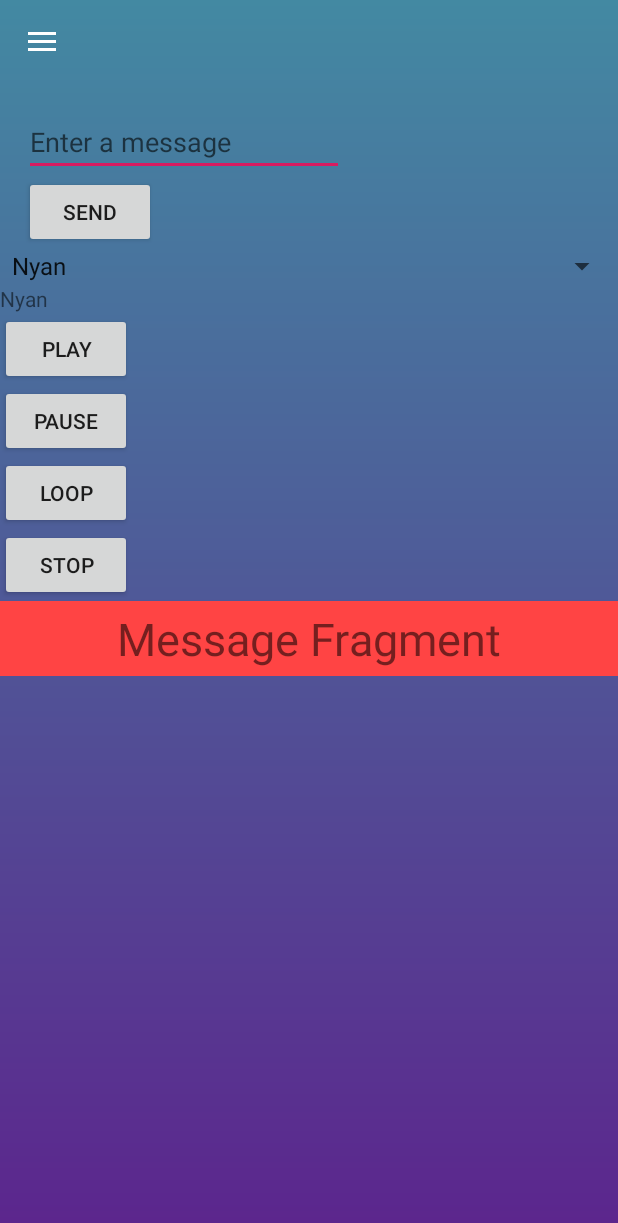
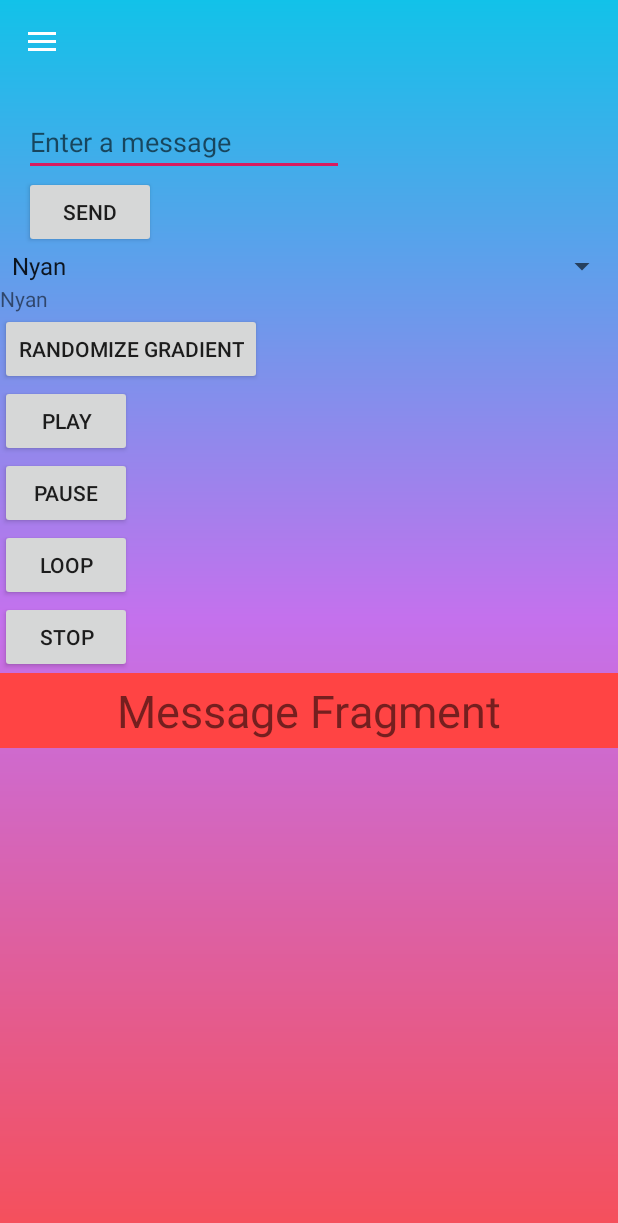
Before and after one commit to MBatroukh/POC-Android-App, an Android app: the screen it shows after launch (MainActivity), after a tap on "PLAY", on a phone screen of 412 x 824 dp. Shown: the top 1223 px of the screen. Run offline under Robolectric (Android 15) with nearby library versions, the phone set to English and light mode, and no system bars; 3 other taps on this screen came first.

Commit message:
Gradient Randomizer woking with button trigger

```diff
--- a/app/src/main/java/com/example/myfirstapp/MainActivity.java
+++ b/app/src/main/java/com/example/myfirstapp/MainActivity.java
@@ -9,6 +9,7 @@ import androidx.drawerlayout.widget.DrawerLayout;
 
 import android.content.Intent;
 import android.content.res.Resources;
+import android.graphics.drawable.Drawable;
 import android.media.MediaPlayer;
 import android.net.Uri;
 import android.os.Bundle;
@@ -18,18 +19,21 @@ import android.widget.AdapterView;
 import android.widget.ArrayAdapter;
 import android.widget.Button;
 import android.widget.EditText;
+import android.widget.LinearLayout;
 import android.widget.Spinner;
 import android.widget.TextView;
 import android.widget.Toast;
 
 import com.google.android.material.navigation.NavigationView;
 
+import java.util.Random;
+
 
 public class MainActivity extends AppCompatActivity implements NavigationView.OnNavigationItemSelectedListener, View.OnClickListener, AdapterView.OnItemSelectedListener {
     public static final String EXTRA_MESSAGE = "com.example.myfirstapp.MESSAGE";
     private DrawerLayout drawer;
 
-    Button play, pause, loop, stop;
+    Button play, pause, loop, stop, gradientSwitcher;
     MediaPlayer player;
     int audioFile;
     int pausePosition;
@@ -70,6 +74,9 @@ public class MainActivity extends AppCompatActivity implements NavigationView.On
         // Apply the adapter to the spinner
         spinner.setAdapter(adapter);
 
+        gradientSwitcher = (Button) findViewById(R.id.gradient_switcher);
+        gradientSwitcher.setOnClickListener(this);
+
         play = (Button) findViewById(R.id.play_nyancat_button);
         pause = (Button) findViewById(R.id.pause_nyancat_button);
         loop = (Button) findViewById(R.id.loop_button);
@@ -108,6 +115,14 @@ public class MainActivity extends AppCompatActivity implements NavigationView.On
     @Override
     public void onClick(View view){
         switch (view.getId()){
+            case R.id.gradient_switcher:
+                LinearLayout landingPage = (LinearLayout) findViewById(R.id.landing_background);
+                Random randomGenerator = new Random();
+                int bgImage = randomGenerator.nextInt(6) + 1;
+                String imageName = "gradient_" + bgImage;
+                int imagePath = getResources().getIdentifier(imageName , "drawable", getPackageName());
+                landingPage.setBackgroundResource(imagePath);
+                break;
             case R.id.play_nyancat_button:
                 if(player == null){
                     player = MediaPlayer.create(getApplicationContext(), audioFile);
--- a/app/src/main/res/layout/activity_main.xml
+++ b/app/src/main/res/layout/activity_main.xml
@@ -10,6 +10,7 @@
     tools:openDrawer="start">
 
     <LinearLayout
+        android:id="@+id/landing_background"
         android:layout_width="match_parent"
         android:layout_height="match_parent"
         android:orientation="vertical"
@@ -65,10 +66,17 @@
             android:text="Will Be overwritten"/>
 
         <Button
+            android:id="@+id/gradient_switcher"
+            android:layout_width="wrap_content"
+            android:layout_height="wrap_content"
+            android:layout_centerHorizontal="true"
+            android:text="Randomize Gradient" />
+
+        <Button
             android:id="@+id/play_nyancat_button"
             android:layout_width="wrap_content"
             android:layout_height="wrap_content"
-            android:layout_below="@id/button"
+            android:layout_below="@id/gradient_switcher"
             android:layout_centerHorizontal="true"
             android:text="Play" />
 
```
